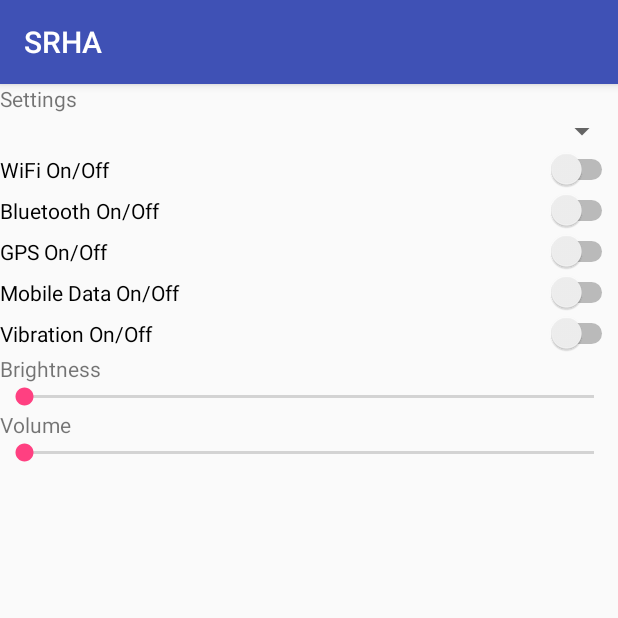
After one commit to trickrig/SRHApp, an Android app: the fragment SettingsTab shown on its own in the app's theme, on a phone screen of 412 x 824 dp, the top half of it. The commit adds this screen. Run offline under Robolectric (Android 15) with nearby library versions, the phone set to English and light mode, and no system bars.

Commit message:
commited tabmanager and tabs

```diff
--- /dev/null
+++ b/app/src/main/java/de/srh/srha/tabs/SettingsTab.java
@@ -0,0 +1,31 @@
+package de.srh.srha.tabs;
+
+/**
+ * Created by hendrik on 11.12.15.
+ */
+import android.os.Bundle;
+import android.support.v4.app.Fragment;
+import android.view.LayoutInflater;
+import android.view.View;
+import android.view.ViewGroup;
+import android.widget.TextView;
+
+import de.srh.srha.R;
+
+public class SettingsTab extends Fragment {
+
+    @Override
+    public void onCreate(Bundle savedInstanceState) {
+        super.onCreate(savedInstanceState);
+    }
+
+    @Override
+    public View onCreateView(LayoutInflater inflater, ViewGroup container,
+                             Bundle savedInstanceState) {
+        View v = inflater.inflate(R.layout.settingstab_layout, container, false);
+        TextView tv = (TextView) v.findViewById(R.id.settingsstring);
+        tv.setText("Settings");
+        return v;
+    }
+
+}
--- /dev/null
+++ b/app/src/main/res/layout/settingstab_layout.xml
@@ -0,0 +1,82 @@
+<?xml version="1.0" encoding="utf-8"?>
+<LinearLayout xmlns:android="http://schemas.android.com/apk/res/android"
+    android:orientation="vertical" android:layout_width="match_parent"
+    android:layout_height="match_parent">
+
+
+    <TextView
+        android:layout_width="wrap_content"
+        android:layout_height="wrap_content"
+        android:id="@+id/settingsstring"/>
+
+    <Spinner
+        android:layout_width="match_parent"
+        android:layout_height="wrap_content"
+        android:id="@+id/spinner"
+        android:layout_alignParentStart="true"/>
+
+    <Switch
+        android:layout_width="match_parent"
+        android:layout_height="wrap_content"
+        android:id="@+id/wifiSwitch"
+        android:text="@string/wifiSwitch"
+        android:layout_below="@+id/spinner"
+        android:layout_alignEnd="@+id/spinner" />
+
+    <Switch
+        android:layout_width="match_parent"
+        android:layout_height="wrap_content"
+        android:id="@+id/bluetoothSwitch"
+        android:text="@string/bluetoothSwitch"
+        android:layout_below="@+id/wifiSwitch" />
+
+    <Switch
+        android:layout_width="match_parent"
+        android:layout_height="wrap_content"
+        android:id="@+id/gpsSwitch"
+        android:text="@string/gpsSwitch"
+        android:layout_below="@id/bluetoothSwitch"/>
+
+    <Switch
+        android:layout_width="match_parent"
+        android:layout_height="wrap_content"
+        android:id="@+id/mobileSwitch"
+        android:text="Mobile Data On/Off"
+        android:layout_below="@id/gpsSwitch"/>
+
+    <Switch
+        android:layout_width="match_parent"
+        android:layout_height="wrap_content"
+        android:id="@+id/vibrationSwitch"
+        android:text="@string/vibrationSwitch"
+        android:layout_below="@id/mobileSwitch"/>
+
+    <TextView
+        android:layout_width="wrap_content"
+        android:layout_height="wrap_content"
+        android:id="@+id/brightnessTextView"
+        android:text="@string/brightnessTextView"
+        android:layout_below="@id/vibrationSwitch"/>
+
+    <SeekBar
+        android:layout_width="match_parent"
+        android:layout_height="wrap_content"
+        android:id="@+id/brightnessSeekBar"
+        android:layout_below="@id/brightnessTextView" />
+
+    <TextView
+        android:layout_width="wrap_content"
+        android:layout_height="wrap_content"
+        android:id="@+id/volumeTextView"
+        android:text="@string/volumeTextView"
+        android:layout_below="@id/brightnessSeekBar"/>
+
+    <SeekBar
+        android:layout_width="match_parent"
+        android:layout_height="wrap_content"
+        android:id="@+id/volumeSeekBar"
+        android:layout_below="@id/volumeTextView"
+        android:layout_alignParentEnd="true"/>
+
+
+</LinearLayout>
--- /dev/null
+++ b/app/src/main/res/layout/starttab_layout.xml
@@ -0,0 +1,6 @@
+<?xml version="1.0" encoding="utf-8"?>
+<LinearLayout xmlns:android="http://schemas.android.com/apk/res/android"
+    android:orientation="vertical" android:layout_width="match_parent"
+    android:layout_height="match_parent">
+
+</LinearLayout>
--- a/app/src/main/res/values/strings.xml
+++ b/app/src/main/res/values/strings.xml
@@ -1,4 +1,12 @@
 <resources>
     <string name="app_name">SRHA</string>
     <string name="action_settings">Settings</string>
+
+    <string name="wifiSwitch">WiFi On/Off</string>
+    <string name="bluetoothSwitch">Bluetooth On/Off</string>
+    <string name="gpsSwitch">GPS On/Off</string>
+    <string name="vibrationSwitch">Vibration On/Off</string>
+
+    <string name="brightnessTextView">Brightness</string>
+    <string name="volumeTextView">Volume</string>
 </resources>
```
Also changed, not shown: app/src/main/java/de/srh/srha/MainActivity.java (+21 -1 lines), app/src/main/java/de/srh/srha/tabs/ServiceTab.java (added, +30 -0 lines), app/src/main/java/de/srh/srha/tabs/StartTab.java (added, +31 -0 lines), app/src/main/res/layout/servicetab_layout.xml (added, +45 -0 lines).
